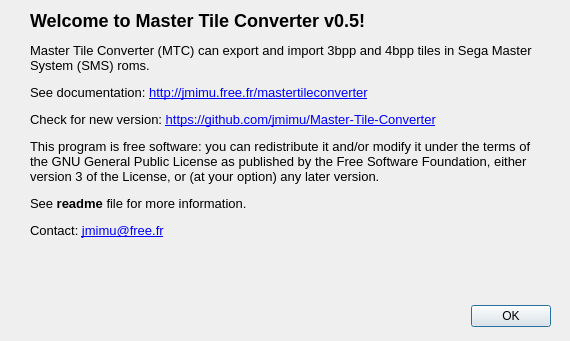
The window that dialog_about.ui (jmimu/Master-Tile-Converter) describes before a commit, drawn with Qt 5.
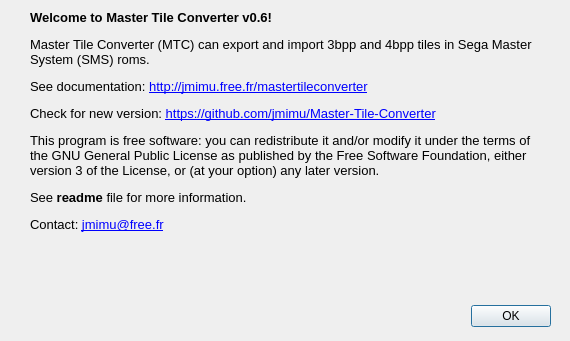
The same window after the commit. Icons and pictures are not drawn.

Diff of the .ui file:
```diff
--- a/dialog_about.ui
+++ b/dialog_about.ui
@@ -46,14 +46,14 @@
     <string>&lt;!DOCTYPE HTML PUBLIC &quot;-//W3C//DTD HTML 4.0//EN&quot; &quot;http://www.w3.org/TR/REC-html40/strict.dtd&quot;&gt;
 &lt;html&gt;&lt;head&gt;&lt;meta name=&quot;qrichtext&quot; content=&quot;1&quot; /&gt;&lt;style type=&quot;text/css&quot;&gt;
 p, li { white-space: pre-wrap; }
-&lt;/style&gt;&lt;/head&gt;&lt;body style=&quot; font-family:'Sans'; font-size:10pt; font-weight:400; font-style:normal;&quot;&gt;
-&lt;p style=&quot; margin-top:16px; margin-bottom:12px; margin-left:0px; margin-right:0px; -qt-block-indent:0; text-indent:0px;&quot;&gt;&lt;span style=&quot; font-size:x-large; font-weight:600;&quot;&gt;Welcome to Master Tile Converter v0.5!&lt;/span&gt;&lt;/p&gt;
-&lt;p style=&quot; margin-top:12px; margin-bottom:12px; margin-left:0px; margin-right:0px; -qt-block-indent:0; text-indent:0px;&quot;&gt;Master Tile Converter (MTC) can export and import 3bpp and 4bpp tiles in Sega Master System (SMS) roms.&lt;/p&gt;
-&lt;p style=&quot; margin-top:12px; margin-bottom:12px; margin-left:0px; margin-right:0px; -qt-block-indent:0; text-indent:0px;&quot;&gt;See documentation: &lt;a href=&quot;http://jmimu.free.fr/mastertileconverter&quot;&gt;&lt;span style=&quot; text-decoration: underline; color:#0000ff;&quot;&gt;http://jmimu.free.fr/mastertileconverter&lt;/span&gt;&lt;/a&gt;&lt;/p&gt;
-&lt;p style=&quot; margin-top:12px; margin-bottom:12px; margin-left:0px; margin-right:0px; -qt-block-indent:0; text-indent:0px;&quot;&gt;Check for new version: &lt;a href=&quot;https://github.com/jmimu/Master-Tile-Converter&quot;&gt;&lt;span style=&quot; text-decoration: underline; color:#0000ff;&quot;&gt;https://github.com/jmimu/Master-Tile-Converter&lt;/span&gt;&lt;/a&gt;&lt;/p&gt;
-&lt;p style=&quot; margin-top:12px; margin-bottom:12px; margin-left:0px; margin-right:0px; -qt-block-indent:0; text-indent:0px;&quot;&gt;This program is free software: you can redistribute it and/or modify it under the terms of the GNU General Public License as published by the Free Software Foundation, either version 3 of the License, or (at your option) any later version.&lt;/p&gt;
-&lt;p style=&quot; margin-top:12px; margin-bottom:12px; margin-left:0px; margin-right:0px; -qt-block-indent:0; text-indent:0px;&quot;&gt;See &lt;span style=&quot; font-weight:600;&quot;&gt;readme&lt;/span&gt; file for more information.&lt;/p&gt;
-&lt;p style=&quot; margin-top:12px; margin-bottom:12px; margin-left:0px; margin-right:0px; -qt-block-indent:0; text-indent:0px;&quot;&gt;Contact: &lt;a href=&quot;mailto:jmimu@free.fr&quot;&gt;&lt;span style=&quot; text-decoration: underline; color:#0000ff;&quot;&gt;jmimu@free.fr&lt;/span&gt;&lt;/a&gt; &lt;/p&gt;&lt;/body&gt;&lt;/html&gt;</string>
+&lt;/style&gt;&lt;/head&gt;&lt;body style=&quot; font-family:'Sans'; font-size:12pt; font-weight:400; font-style:normal;&quot;&gt;
+&lt;p style=&quot; margin-top:16px; margin-bottom:12px; margin-left:0px; margin-right:0px; -qt-block-indent:0; text-indent:0px;&quot;&gt;&lt;span style=&quot; font-size:10pt; font-weight:600;&quot;&gt;Welcome to Master Tile Converter v0.6!&lt;/span&gt;&lt;/p&gt;
+&lt;p style=&quot; margin-top:12px; margin-bottom:12px; margin-left:0px; margin-right:0px; -qt-block-indent:0; text-indent:0px;&quot;&gt;&lt;span style=&quot; font-size:10pt;&quot;&gt;Master Tile Converter (MTC) can export and import 3bpp and 4bpp tiles in Sega Master System (SMS) roms.&lt;/span&gt;&lt;/p&gt;
+&lt;p style=&quot; margin-top:12px; margin-bottom:12px; margin-left:0px; margin-right:0px; -qt-block-indent:0; text-indent:0px;&quot;&gt;&lt;span style=&quot; font-size:10pt;&quot;&gt;See documentation: &lt;/span&gt;&lt;a href=&quot;http://jmimu.free.fr/mastertileconverter&quot;&gt;&lt;span style=&quot; font-size:10pt; text-decoration: underline; color:#0000ff;&quot;&gt;http://jmimu.free.fr/mastertileconverter&lt;/span&gt;&lt;/a&gt;&lt;/p&gt;
+&lt;p style=&quot; margin-top:12px; margin-bottom:12px; margin-left:0px; margin-right:0px; -qt-block-indent:0; text-indent:0px;&quot;&gt;&lt;span style=&quot; font-size:10pt;&quot;&gt;Check for new version: &lt;/span&gt;&lt;a href=&quot;https://github.com/jmimu/Master-Tile-Converter&quot;&gt;&lt;span style=&quot; font-size:10pt; text-decoration: underline; color:#0000ff;&quot;&gt;https://github.com/jmimu/Master-Tile-Converter&lt;/span&gt;&lt;/a&gt;&lt;/p&gt;
+&lt;p style=&quot; margin-top:12px; margin-bottom:12px; margin-left:0px; margin-right:0px; -qt-block-indent:0; text-indent:0px;&quot;&gt;&lt;span style=&quot; font-size:10pt;&quot;&gt;This program is free software: you can redistribute it and/or modify it under the terms of the GNU General Public License as published by the Free Software Foundation, either version 3 of the License, or (at your option) any later version.&lt;/span&gt;&lt;/p&gt;
+&lt;p style=&quot; margin-top:12px; margin-bottom:12px; margin-left:0px; margin-right:0px; -qt-block-indent:0; text-indent:0px;&quot;&gt;&lt;span style=&quot; font-size:10pt;&quot;&gt;See &lt;/span&gt;&lt;span style=&quot; font-size:10pt; font-weight:600;&quot;&gt;readme&lt;/span&gt;&lt;span style=&quot; font-size:10pt;&quot;&gt; file for more information.&lt;/span&gt;&lt;/p&gt;
+&lt;p style=&quot; margin-top:12px; margin-bottom:12px; margin-left:0px; margin-right:0px; -qt-block-indent:0; text-indent:0px;&quot;&gt;&lt;span style=&quot; font-size:10pt;&quot;&gt;Contact: &lt;/span&gt;&lt;a href=&quot;mailto:jmimu@free.fr&quot;&gt;&lt;span style=&quot; font-size:10pt; text-decoration: underline; color:#0000ff;&quot;&gt;jmimu@free.fr&lt;/span&gt;&lt;/a&gt;&lt;span style=&quot; font-size:10pt;&quot;&gt; &lt;/span&gt;&lt;/p&gt;&lt;/body&gt;&lt;/html&gt;</string>
    </property>
    <property name="alignment">
     <set>Qt::AlignLeading|Qt::AlignLeft|Qt::AlignTop</set>
```
